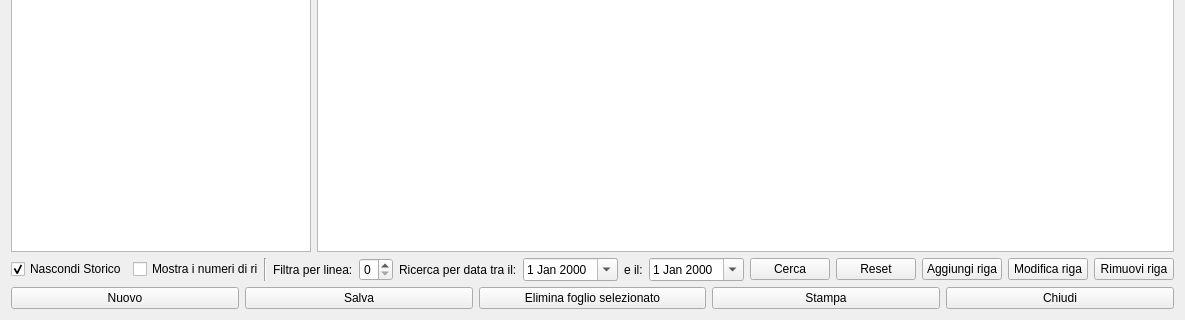
Before: the Qt Designer form hworkprogram.ui in fblabs/hamlet-mod-sancon, drawn with Qt 5; both pictures show x 0 to 1185 and y 318 to 638 of the 1185 by 638 pixel window.
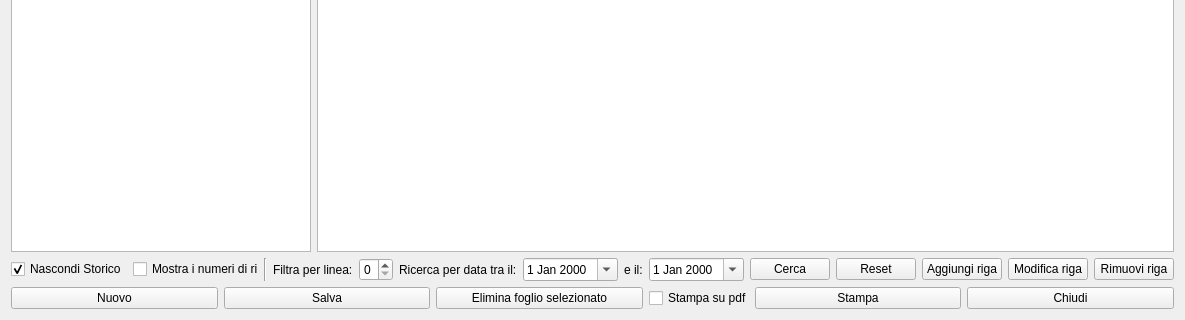
After: the same form once the commit is applied. Icons and pictures are not drawn.

Commit message: 2.9.8.1 - ripristinata stampa programmazione "normale" -non su pdf

```diff
--- a/hworkprogram.ui
+++ b/hworkprogram.ui
@@ -9,7 +9,7 @@
    <rect>
     <x>0</x>
     <y>0</y>
-    <width>1143</width>
+    <width>1149</width>
     <height>638</height>
    </rect>
   </property>
@@ -452,6 +452,25 @@
        </property>
       </widget>
      </item>
+     <item>
+      <widget class="QCheckBox" name="cbPdf">
+       <property name="minimumSize">
+        <size>
+         <width>100</width>
+         <height>0</height>
+        </size>
+       </property>
+       <property name="maximumSize">
+        <size>
+         <width>100</width>
+         <height>16777215</height>
+        </size>
+       </property>
+       <property name="text">
+        <string>Stampa su pdf</string>
+       </property>
+      </widget>
+     </item>
      <item>
       <widget class="QPushButton" name="pbPrint">
        <property name="enabled">
```
The commit also changes 8 other files.
